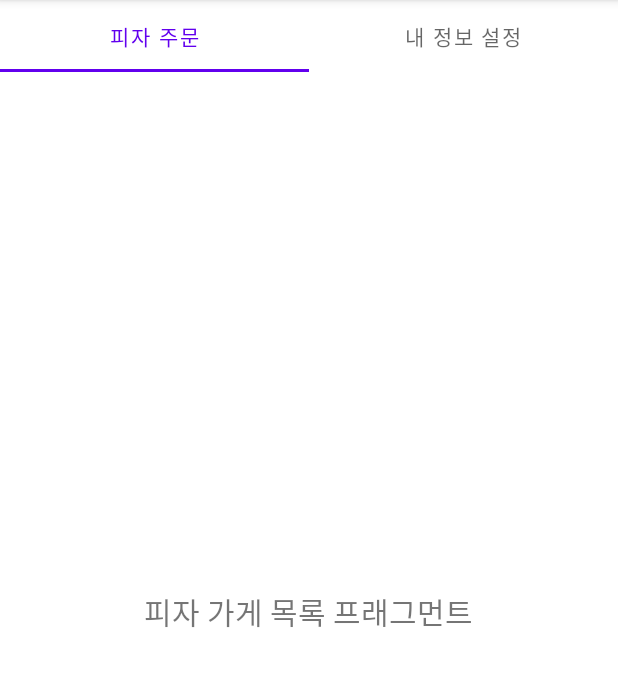
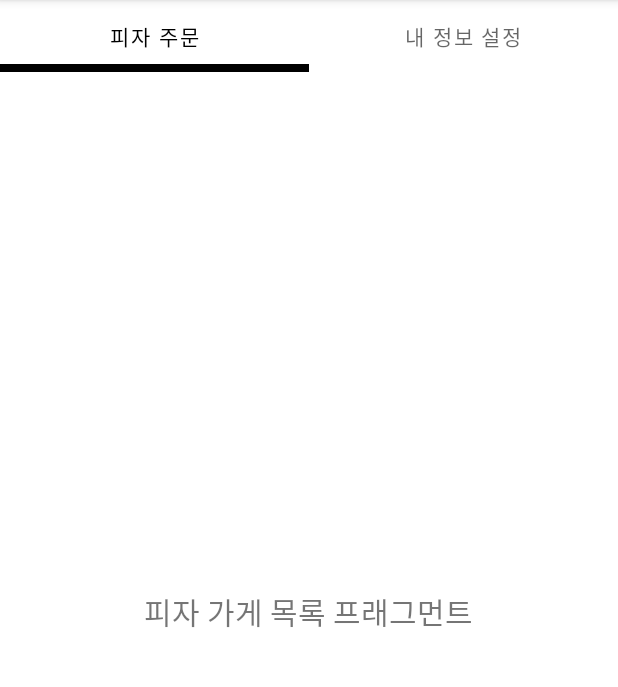
Before and after one commit to nepp-plus/DeliveryOrder_20211108, an Android app: the screen it shows after launch (MainActivity), on a phone screen of 412 x 824 dp, the part 84-771 px from its top. Run offline under Robolectric (Android 15) with nearby library versions, the phone set to English and light mode, and no system bars.

Commit message:
탭레이아웃 xml 속성 설정

```diff
--- a/app/src/main/res/layout/activity_main.xml
+++ b/app/src/main/res/layout/activity_main.xml
@@ -9,6 +9,9 @@
 
     <com.google.android.material.tabs.TabLayout
         android:id="@+id/mainTabLayout"
+        app:tabSelectedTextColor="@color/black"
+        app:tabIndicatorColor="@color/black"
+        app:tabIndicatorHeight="5dp"
         android:layout_width="match_parent"
         android:layout_height="wrap_content" />
 
```
